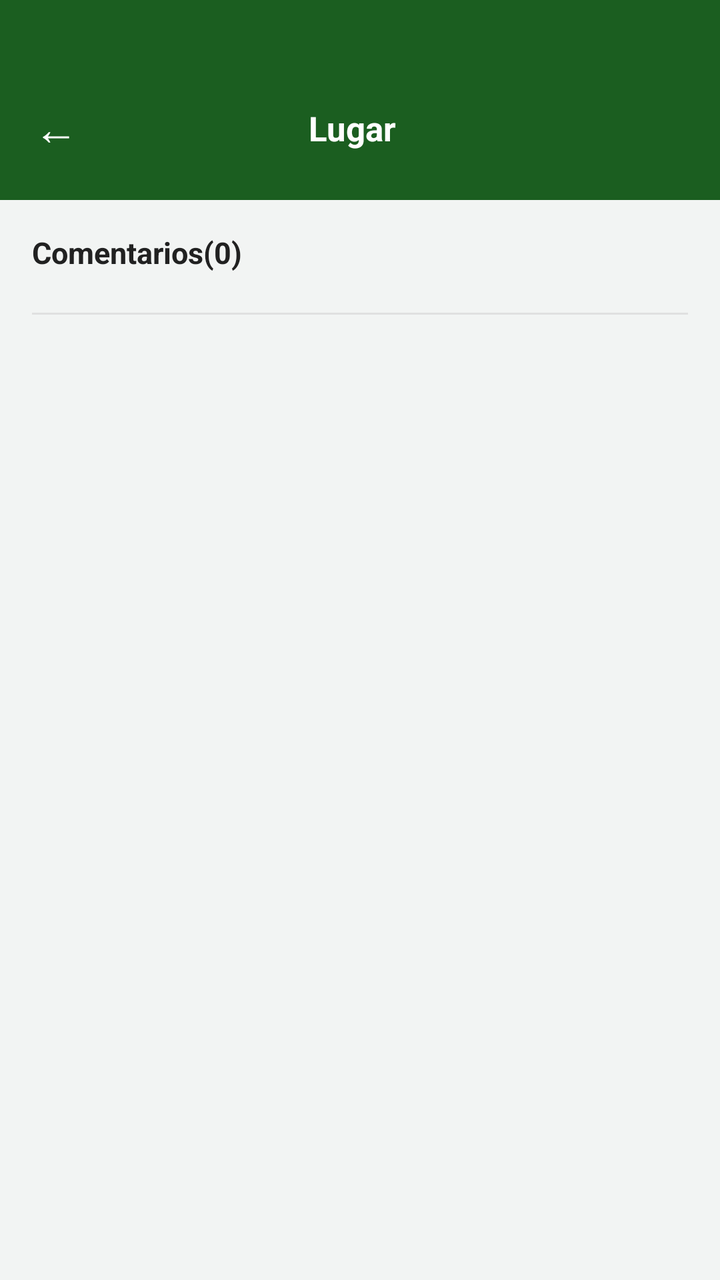
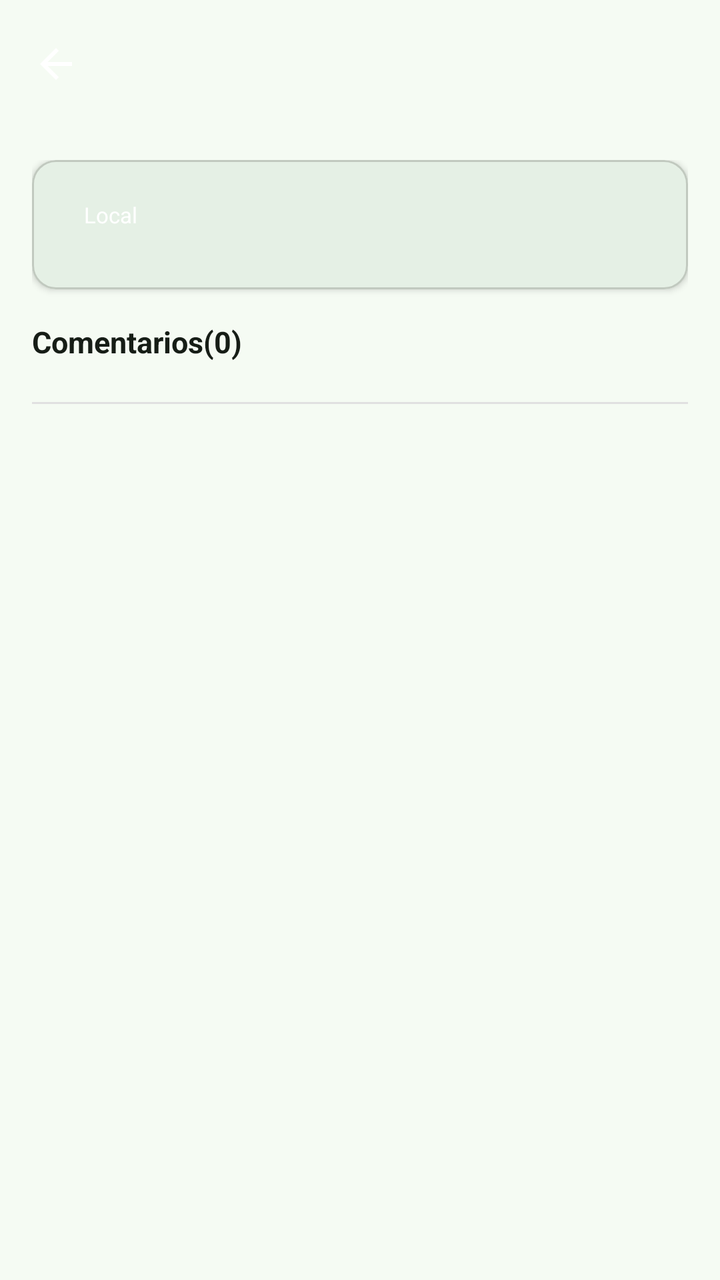

Compare the two renders of this Android layout. The source of the first and the diff that turns it into the second are given below.
<!-- AndroidManifest.xml: application theme Theme.Guander -->
<!-- res/layout/activity_place_detail.xml -->
﻿<?xml version="1.0" encoding="utf-8"?>
<LinearLayout xmlns:android="http://schemas.android.com/apk/res/android"
    xmlns:app="http://schemas.android.com/apk/res-auto"
    android:layout_width="match_parent"
    android:layout_height="match_parent"
    android:orientation="vertical"
    android:background="@color/background_light">

    
    <LinearLayout
        android:layout_width="match_parent"
        android:layout_height="wrap_content"
        android:background="@color/green_header"
        android:orientation="horizontal"
        android:paddingTop="44dp"
        android:paddingBottom="16dp"
        android:paddingStart="8dp"
        android:paddingEnd="16dp"
        android:gravity="center_vertical">

        <TextView
            android:id="@+id/btn_back"
            android:layout_width="40dp"
            android:layout_height="40dp"
            android:text="←"
            android:textSize="22sp"
            android:textColor="@color/white"
            android:gravity="center"
            android:background="?attr/selectableItemBackgroundBorderless" />

        <TextView
            android:id="@+id/tv_place_header_name"
            android:layout_width="0dp"
            android:layout_height="wrap_content"
            android:layout_weight="1"
            android:text="Lugar"
            android:textSize="17sp"
            android:textColor="@color/white"
            android:textStyle="bold"
            android:gravity="center" />

        <View android:layout_width="40dp" android:layout_height="40dp" />
    </LinearLayout>

    
    <ScrollView
        android:layout_width="match_parent"
        android:layout_height="0dp"
        android:layout_weight="1"
        android:fillViewport="true">

        <LinearLayout
            android:layout_width="match_parent"
            android:layout_height="wrap_content"
            android:orientation="vertical"
            android:padding="16dp">

            
            <TextView
                android:id="@+id/tv_comments_count"
                android:layout_width="wrap_content"
                android:layout_height="wrap_content"
                android:text="Comentarios(0)"
                android:textSize="15sp"
                android:textStyle="bold"
                android:textColor="#212121"
                android:layout_marginBottom="8dp" />

            
            <ProgressBar
                android:id="@+id/pb_comments_loading"
                android:layout_width="wrap_content"
                android:layout_height="wrap_content"
                android:layout_gravity="center_horizontal"
                android:visibility="gone" />

            
            <LinearLayout
                android:id="@+id/ll_comments"
                android:layout_width="match_parent"
                android:layout_height="wrap_content"
                android:orientation="vertical" />

            
            <View
                android:layout_width="match_parent"
                android:layout_height="1dp"
                android:background="#E0E0E0"
                android:layout_marginTop="12dp"
                android:layout_marginBottom="12dp" />

            
            <LinearLayout
                android:id="@+id/ll_lock"
                android:layout_width="match_parent"
                android:layout_height="wrap_content"
                android:orientation="vertical"
                android:gravity="center"
                android:background="@color/white"
                android:padding="24dp"
                android:visibility="gone">

                <TextView
                    android:layout_width="wrap_content"
                    android:layout_height="wrap_content"
                    android:text="🔒"
                    android:textSize="44sp"
                    android:textColor="@color/yellow_accent" />

                <TextView
                    android:layout_width="wrap_content"
                    android:layout_height="wrap_content"
                    android:text="No puedes comentar aún"
                    android:textSize="15sp"
                    android:textStyle="bold"
                    android:textColor="#212121"
                    android:layout_marginTop="10dp" />

                <TextView
                    android:layout_width="match_parent"
                    android:layout_height="wrap_content"
                    android:text="Debes visitar y consumir en este lugar para dejar un comentario"
                    android:textSize="12sp"
                    android:textColor="@color/text_secondary"
                    android:gravity="center"
                    android:layout_marginTop="6dp" />
            </LinearLayout>

            
            <LinearLayout
                android:id="@+id/ll_comment_form"
                android:layout_width="match_parent"
                android:layout_height="wrap_content"
                android:orientation="vertical"
                android:visibility="gone">

                <TextView
                    android:layout_width="wrap_content"
                    android:layout_height="wrap_content"
                    android:text="Agregar comentario"
                    android:textSize="15sp"
                    android:textStyle="bold"
                    android:textColor="#212121"
                    android:layout_marginBottom="10dp" />

                <TextView
                    android:layout_width="wrap_content"
                    android:layout_height="wrap_content"
                    android:text="Tu calificación:"
                    android:textSize="13sp"
                    android:textColor="@color/text_secondary"
                    android:layout_marginBottom="4dp" />

                <RatingBar
                    android:id="@+id/rb_my_rating"
                    style="?android:attr/ratingBarStyle"
                    android:layout_width="wrap_content"
                    android:layout_height="wrap_content"
                    android:numStars="5"
                    android:stepSize="1"
                    android:rating="0"
                    android:layout_marginBottom="12dp" />

                <EditText
                    android:id="@+id/et_comment"
                    android:layout_width="match_parent"
                    android:layout_height="100dp"
                    android:hint="Comparte tu experiencia..."
                    android:background="@color/white"
                    android:padding="12dp"
                    android:gravity="top|start"
                    android:textSize="13sp"
                    android:inputType="textMultiLine"
                    android:layout_marginBottom="12dp" />

                <com.google.android.material.button.MaterialButton
                    android:id="@+id/btn_submit_comment"
                    android:layout_width="match_parent"
                    android:layout_height="46dp"
                    android:text="Publicar comentario"
                    android:textSize="14sp"
                    android:backgroundTint="@color/green_primary" />
            </LinearLayout>

        </LinearLayout>
    </ScrollView>
</LinearLayout>
<!-- resources referenced by this layout -->
<resources>
  <color name="background_light">#F2F4F3</color>
  <color name="green_header">#1B5E20</color>
  <color name="green_primary">#2E7D32</color>
  <color name="text_secondary">#757575</color>
  <color name="white">#FFFFFFFF</color>
  <color name="yellow_accent">#FFC107</color>
  <style name="Theme.Guander" parent="Base.Theme.Guander" />
  <style name="Base.Theme.Guander" parent="Theme.Material3.DayNight.NoActionBar">
          
          
      </style>
</resources>

<!-- the commit's change to res/layout/activity_place_detail.xml (unified diff, before → after) -->
@@ -4,43 +4,22 @@
     android:layout_width="match_parent"
     android:layout_height="match_parent"
     android:orientation="vertical"
-    android:background="@color/background_light">
+    android:background="?android:attr/colorBackground">
 
     
-    <LinearLayout
+    <com.google.android.material.appbar.AppBarLayout
         android:layout_width="match_parent"
         android:layout_height="wrap_content"
-        android:background="@color/green_header"
-        android:orientation="horizontal"
-        android:paddingTop="44dp"
-        android:paddingBottom="16dp"
-        android:paddingStart="8dp"
-        android:paddingEnd="16dp"
-        android:gravity="center_vertical">
-
-        <TextView
-            android:id="@+id/btn_back"
-            android:layout_width="40dp"
-            android:layout_height="40dp"
-            android:text="←"
-            android:textSize="22sp"
-            android:textColor="@color/white"
-            android:gravity="center"
-            android:background="?attr/selectableItemBackgroundBorderless" />
-
-        <TextView
-            android:id="@+id/tv_place_header_name"
-            android:layout_width="0dp"
-            android:layout_height="wrap_content"
-            android:layout_weight="1"
-            android:text="Lugar"
-            android:textSize="17sp"
-            android:textColor="@color/white"
-            android:textStyle="bold"
-            android:gravity="center" />
-
-        <View android:layout_width="40dp" android:layout_height="40dp" />
-    </LinearLayout>
+        android:fitsSystemWindows="true">
+
+        <com.google.android.material.appbar.MaterialToolbar
+            android:id="@+id/toolbar"
+            android:layout_width="match_parent"
+            android:layout_height="?attr/actionBarSize"
+            app:navigationIcon="@drawable/ic_arrow_back"
+            app:navigationIconTint="?attr/colorOnPrimary"
+            app:titleTextColor="?attr/colorOnPrimary" />
+    </com.google.android.material.appbar.AppBarLayout>
 
     
     <ScrollView
@@ -56,6 +35,103 @@
             android:padding="16dp">
 
             
+            <com.google.android.material.card.MaterialCardView
+                android:id="@+id/card_place_info"
+                android:layout_width="match_parent"
+                android:layout_height="wrap_content"
+                android:layout_marginBottom="16dp"
+                app:cardCornerRadius="12dp"
+                app:cardElevation="2dp"
+                app:cardBackgroundColor="?attr/colorSurface">
+
+                <LinearLayout
+                    android:layout_width="match_parent"
+                    android:layout_height="wrap_content"
+                    android:orientation="vertical"
+                    android:padding="16dp">
+
+                    
+                    <LinearLayout
+                        android:layout_width="match_parent"
+                        android:layout_height="wrap_content"
+                        android:orientation="horizontal"
+                        android:gravity="center_vertical"
+                        android:layout_marginBottom="10dp">
+
+                        <TextView
+                            android:id="@+id/tv_detail_category"
+                            android:layout_width="wrap_content"
+                            android:layout_height="wrap_content"
+                            android:text="Local"
+                            android:textSize="11sp"
+                            android:textColor="?attr/colorOnPrimary"
+                            android:paddingStart="10dp"
+                            android:paddingEnd="10dp"
+                            android:paddingTop="4dp"
+                            android:paddingBottom="4dp" />
+
+                        <View
+                            android:layout_width="0dp"
+                            android:layout_height="0dp"
+                            android:layout_weight="1" />
+
+                        <TextView
+                            android:id="@+id/tv_detail_open"
+                            android:layout_width="wrap_content"
+                            android:layout_height="wrap_content"
+                            android:textSize="12sp"
+                            android:textStyle="bold"
+                            android:visibility="gone" />
+
+                    </LinearLayout>
+
+                    
+                    <TextView
+                        android:id="@+id/tv_detail_desc"
+                        android:layout_width="match_parent"
+                        android:layout_height="wrap_content"
+                        android:textSize="13sp"
+                        android:textColor="?attr/colorOnSurface"
+                        android:lineSpacingMultiplier="1.3"
+                        android:layout_marginBottom="8dp"
+                        android:visibility="gone" />
+
+                    
+                    <TextView
+                        android:id="@+id/tv_detail_address"
+                        android:layout_width="match_parent"
+                        android:layout_height="wrap_content"
+                        android:textSize="12sp"
+                        android:textColor="?attr/colorOnSurfaceVariant"
+                        android:layout_marginBottom="6dp"
+                        android:visibility="gone" />
+
+                    
+                    <TextView
+                        android:id="@+id/tv_detail_phone"
+                        android:layout_width="match_parent"
+                        android:layout_height="wrap_content"
+                        android:textSize="12sp"
+                        android:textColor="?attr/colorPrimary"
+                        android:layout_marginBottom="10dp"
+                        android:visibility="gone" />
+
+                    
+                    <com.google.android.material.button.MaterialButton
+                        android:id="@+id/btn_directions"
+                        style="@style/Widget.Material3.Button.OutlinedButton"
+                        android:layout_width="match_parent"
+                        android:layout_height="42dp"
+                        android:text="Cómo llegar"
+                        android:textSize="13sp"
+                        app:strokeColor="?attr/colorPrimary"
+                        android:textColor="?attr/colorPrimary"
+                        android:visibility="gone" />
+
+                </LinearLayout>
+            </com.google.android.material.card.MaterialCardView>
+
+            
             <TextView
                 android:id="@+id/tv_comments_count"
                 android:layout_width="wrap_content"
@@ -63,7 +139,7 @@
                 android:text="Comentarios(0)"
                 android:textSize="15sp"
                 android:textStyle="bold"
-                android:textColor="#212121"
+                android:textColor="?attr/colorOnSurface"
                 android:layout_marginBottom="8dp" />
 
             
<!-- resource entries referenced after the edit -->
@@ -1,15 +1,69 @@
 <!-- resources referenced by this layout -->
 <resources>
-  <color name="background_light">#F2F4F3</color>
-  <color name="green_header">#1B5E20</color>
-  <color name="green_primary">#2E7D32</color>
-  <color name="text_secondary">#757575</color>
+  <color name="green_primary">@color/md_theme_primary</color>
+  <color name="text_secondary">@color/md_theme_on_surface_variant</color>
   <color name="white">#FFFFFFFF</color>
   <color name="yellow_accent">#FFC107</color>
+  <!-- drawable ic_arrow_back (drawable) -->
+  ﻿<vector xmlns:android="http://schemas.android.com/apk/res/android"
+      android:width="24dp"
+      android:height="24dp"
+      android:viewportWidth="24"
+      android:viewportHeight="24">
+      <path
+          android:fillColor="@android:color/black"
+          android:pathData="M20,11H7.83l5.59,-5.59L12,4l-8,8 8,8 1.41,-1.41L7.83,13H20v-2z" />
+  </vector>
   <style name="Theme.Guander" parent="Base.Theme.Guander" />
-  <style name="Base.Theme.Guander" parent="Theme.Material3.DayNight.NoActionBar">
-          
-          
+  <color name="md_theme_primary">#1A6B2E</color>
+  <color name="md_theme_on_surface_variant">#414941</color>
+  <style name="Base.Theme.Guander" parent="Theme.Material3.Light.NoActionBar">
+          <item name="colorPrimary">@color/md_theme_primary</item>
+          <item name="colorOnPrimary">@color/md_theme_on_primary</item>
+          <item name="colorPrimaryContainer">@color/md_theme_primary_container</item>
+          <item name="colorOnPrimaryContainer">@color/md_theme_on_primary_container</item>
+          <item name="colorSecondary">@color/md_theme_secondary</item>
+          <item name="colorOnSecondary">@color/md_theme_on_secondary</item>
+          <item name="colorSecondaryContainer">@color/md_theme_secondary_container</item>
+          <item name="colorOnSecondaryContainer">@color/md_theme_on_secondary_container</item>
+          <item name="colorTertiary">@color/md_theme_tertiary</item>
+          <item name="colorOnTertiary">@color/md_theme_on_tertiary</item>
+          <item name="colorTertiaryContainer">@color/md_theme_tertiary_container</item>
+          <item name="colorOnTertiaryContainer">@color/md_theme_on_tertiary_container</item>
+          <item name="colorError">@color/md_theme_error</item>
+          <item name="colorOnError">@color/md_theme_on_error</item>
+          <item name="colorErrorContainer">@color/md_theme_error_container</item>
+          <item name="colorOnErrorContainer">@color/md_theme_on_error_container</item>
+          <item name="android:colorBackground">@color/md_theme_background</item>
+          <item name="colorOnBackground">@color/md_theme_on_background</item>
+          <item name="colorSurface">@color/md_theme_surface</item>
+          <item name="colorOnSurface">@color/md_theme_on_surface</item>
+          <item name="colorSurfaceVariant">@color/md_theme_surface_variant</item>
+          <item name="colorOnSurfaceVariant">@color/md_theme_on_surface_variant</item>
+          <item name="colorOutline">@color/md_theme_outline</item>
+          <item name="colorOutlineVariant">@color/md_theme_outline_variant</item>
       </style>
+  <color name="md_theme_on_primary">#FFFFFF</color>
+  <color name="md_theme_primary_container">#A8F5B4</color>
+  <color name="md_theme_on_primary_container">#002109</color>
+  <color name="md_theme_secondary">#516350</color>
+  <color name="md_theme_on_secondary">#FFFFFF</color>
+  <color name="md_theme_secondary_container">#D3E8D0</color>
+  <color name="md_theme_on_secondary_container">#0E1F0F</color>
+  <color name="md_theme_tertiary">#39656C</color>
+  <color name="md_theme_on_tertiary">#FFFFFF</color>
+  <color name="md_theme_tertiary_container">#BCEBF2</color>
+  <color name="md_theme_on_tertiary_container">#001F24</color>
+  <color name="md_theme_error">#BA1A1A</color>
+  <color name="md_theme_on_error">#FFFFFF</color>
+  <color name="md_theme_error_container">#FFDAD6</color>
+  <color name="md_theme_on_error_container">#410002</color>
+  <color name="md_theme_background">#F5FBF3</color>
+  <color name="md_theme_on_background">#161D16</color>
+  <color name="md_theme_surface">#F5FBF3</color>
+  <color name="md_theme_on_surface">#161D16</color>
+  <color name="md_theme_surface_variant">#DDE5DA</color>
+  <color name="md_theme_outline">#717971</color>
+  <color name="md_theme_outline_variant">#C1C9BF</color>
 </resources>
 
